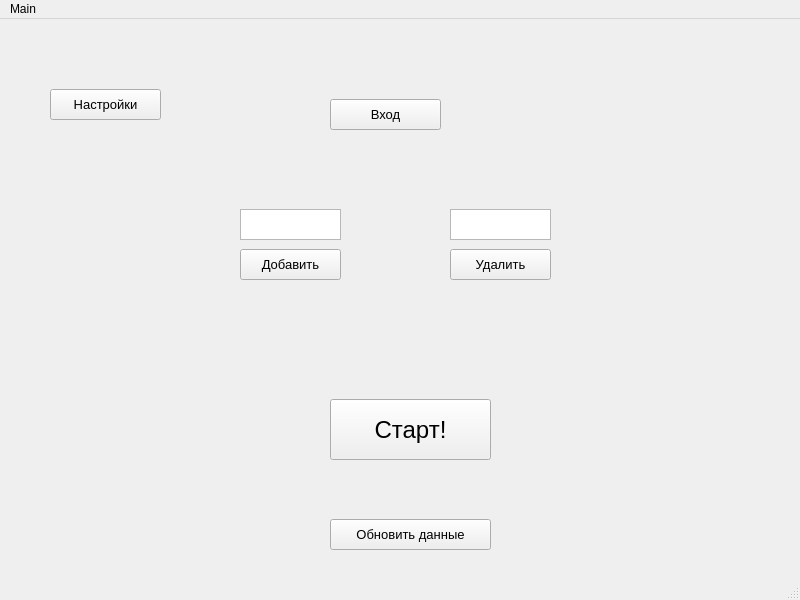
Before: the Qt Designer form res/design/main.ui in Xelopat/python_vk_mems, drawn with Qt 5.
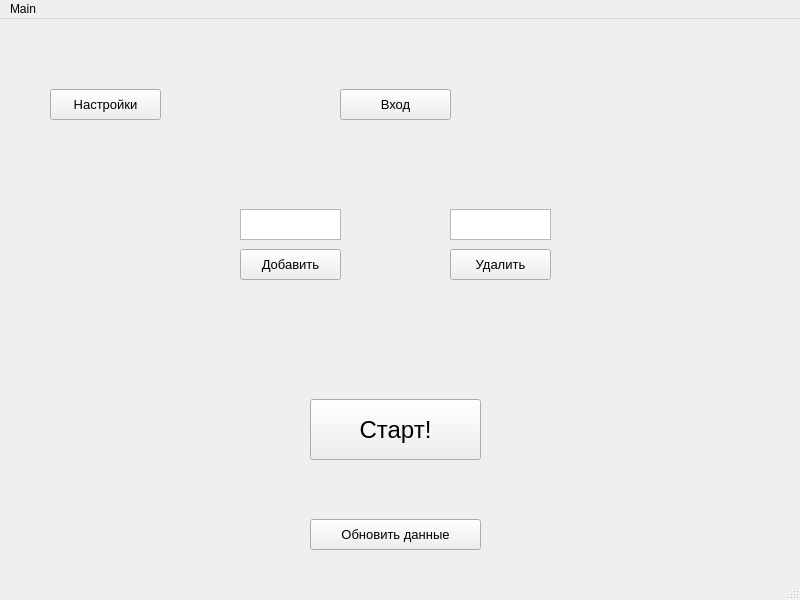
After: the same form once the commit is applied.

```diff
--- a/res/design/main.ui
+++ b/res/design/main.ui
@@ -17,9 +17,9 @@
    <widget class="QPushButton" name="start">
     <property name="geometry">
      <rect>
-      <x>330</x>
+      <x>310</x>
       <y>380</y>
-      <width>161</width>
+      <width>171</width>
       <height>61</height>
      </rect>
     </property>
@@ -113,8 +113,8 @@
    <widget class="QPushButton" name="auth">
     <property name="geometry">
      <rect>
-      <x>330</x>
-      <y>80</y>
+      <x>340</x>
+      <y>70</y>
       <width>111</width>
       <height>31</height>
      </rect>
@@ -133,9 +133,9 @@
    <widget class="QPushButton" name="reload">
     <property name="geometry">
      <rect>
-      <x>330</x>
+      <x>310</x>
       <y>500</y>
-      <width>161</width>
+      <width>171</width>
       <height>31</height>
      </rect>
     </property>
```
